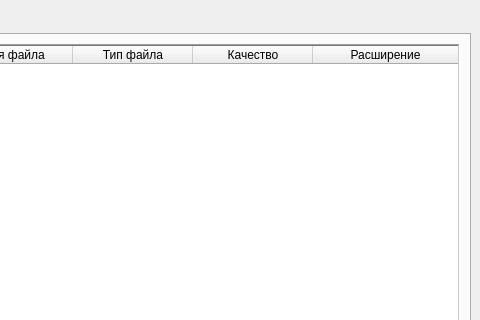
First picture: the form in start.ui, repository xvideosman228/YoutubeVideoDownloader, before the edit; both pictures show x 320 to 800 and y 0 to 320 of the 800 by 600 pixel window.
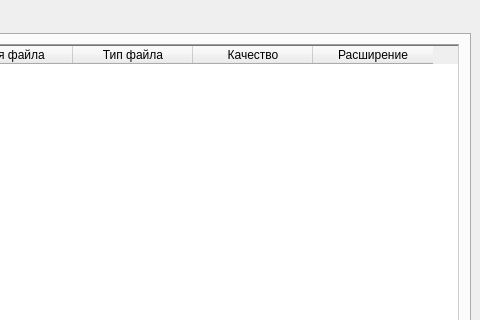
Second picture: the form after the edit.

What changed in the file:
```diff
--- a/start.ui
+++ b/start.ui
@@ -110,7 +110,7 @@
            <bool>false</bool>
           </attribute>
           <attribute name="horizontalHeaderStretchLastSection">
-           <bool>true</bool>
+           <bool>false</bool>
           </attribute>
           <attribute name="verticalHeaderCascadingSectionResizes">
            <bool>false</bool>
```
